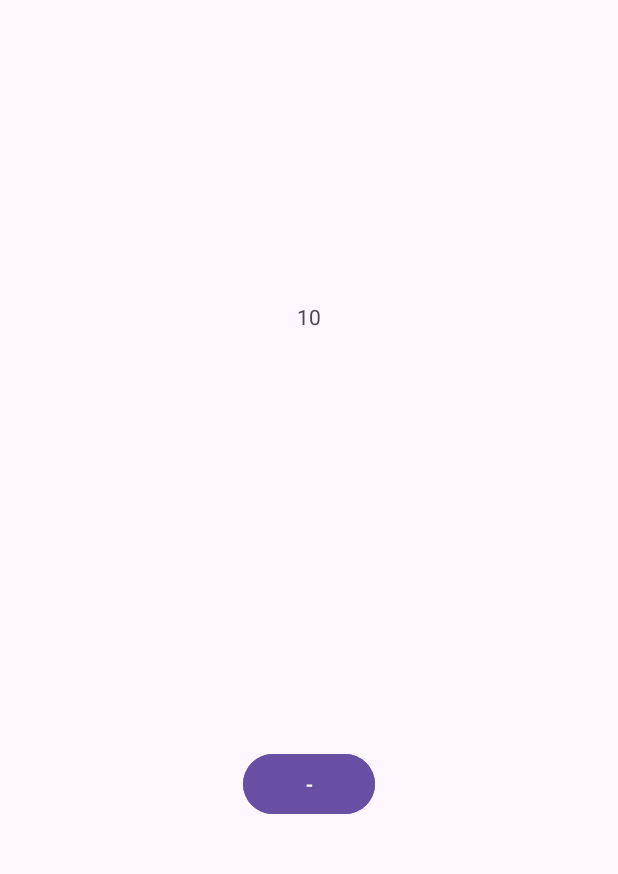
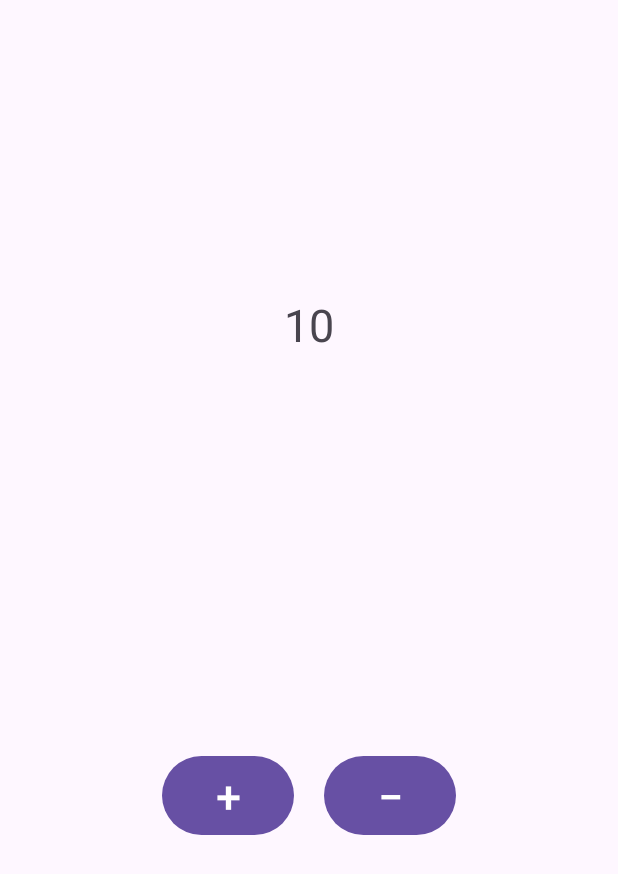
Before and after one commit to Babchinsky/Android-213, an Android app: the screen it shows after launch (MainActivity), on a phone screen of 412 x 824 dp. Shown: the top 874 px of the screen. Run offline under Robolectric (Android 15) with nearby library versions, the phone set to English and light mode, and no system bars.

Commit message:
Homework 1

```diff
--- a/app/src/main/java/com/example/android_213/MainActivity.java
+++ b/app/src/main/java/com/example/android_213/MainActivity.java
@@ -4,14 +4,15 @@ import android.os.Bundle;
 import android.view.View;
 import android.widget.TextView;
 
-import androidx.activity.EdgeToEdge;
+//import androidx.activity.EdgeToEdge;
 import androidx.appcompat.app.AppCompatActivity;
-import androidx.core.graphics.Insets;
-import androidx.core.view.ViewCompat;
-import androidx.core.view.WindowInsetsCompat;
+//import androidx.core.graphics.Insets;
+//import androidx.core.view.ViewCompat;
+//import androidx.core.view.WindowInsetsCompat;
 
 public class MainActivity extends AppCompatActivity {
-//    private TextView tv1;
+    //    private TextView tv1;
+    private TextView tv2;
 
     @Override
     protected void onCreate(Bundle savedInstanceState) {
@@ -24,14 +25,29 @@ public class MainActivity extends AppCompatActivity {
 //            return insets;
 //        });
 
+        tv2 = findViewById(R.id.textView2);
+        findViewById(R.id.buttonPlus).setOnClickListener(this::onButtonPlusClick);
+        findViewById(R.id.buttonMinus).setOnClickListener(this::onButtonMinusClick);
 //        tv1 = findViewById(R.id.textView1);
 //        findViewById(R.id.button1).setOnClickListener(this::onButton1Click);
     }
 
-    private void onButton1Click(View view) {
+//    private void onButton1Click(View view) {
+//
+////        String txt = tv1.getText().toString();
+////        txt += "!";
+////        tv1.setText(txt);
+//    }
 
-//        String txt = tv1.getText().toString();
-//        txt += "!";
-//        tv1.setText(txt);
+    private void onButtonPlusClick(View view) {
+        int number = Integer.parseInt(tv2.getText().toString());
+        number += 1;
+        tv2.setText(String.valueOf(number));
+    }
+
+    private void onButtonMinusClick(View view) {
+        int number = Integer.parseInt(tv2.getText().toString());
+        number -= 1;
+        tv2.setText(String.valueOf(number));
     }
 }
--- a/app/src/main/res/layout/activity_main.xml
+++ b/app/src/main/res/layout/activity_main.xml
@@ -33,6 +33,7 @@
         android:layout_width="wrap_content"
         android:layout_height="wrap_content"
         android:text="10"
+        android:textSize="30sp"
         app:layout_constraintBottom_toBottomOf="parent"
         app:layout_constraintEnd_toEndOf="parent"
         app:layout_constraintStart_toStartOf="parent"
@@ -45,8 +46,9 @@
         android:layout_width="wrap_content"
         android:layout_height="wrap_content"
         android:text="+"
+        android:textSize="30sp"
         app:layout_constraintBottom_toBottomOf="parent"
-        app:layout_constraintEnd_toEndOf="parent"
+        app:layout_constraintEnd_toEndOf="@+id/buttonMinus"
         app:layout_constraintStart_toStartOf="parent"
         app:layout_constraintTop_toBottomOf="@+id/textView2"
         tools:ignore="HardcodedText" />
@@ -55,10 +57,11 @@
         android:id="@+id/buttonMinus"
         android:layout_width="wrap_content"
         android:layout_height="wrap_content"
-        android:text="-"
+        android:text="−"
+        android:textSize="30sp"
         app:layout_constraintBottom_toBottomOf="parent"
         app:layout_constraintEnd_toEndOf="parent"
-        app:layout_constraintStart_toStartOf="parent"
+        app:layout_constraintStart_toStartOf="@+id/buttonPlus"
         app:layout_constraintTop_toBottomOf="@+id/textView2"
         tools:ignore="HardcodedText" />
 
```
Lines whose indentation alone changed are shown as unchanged.
